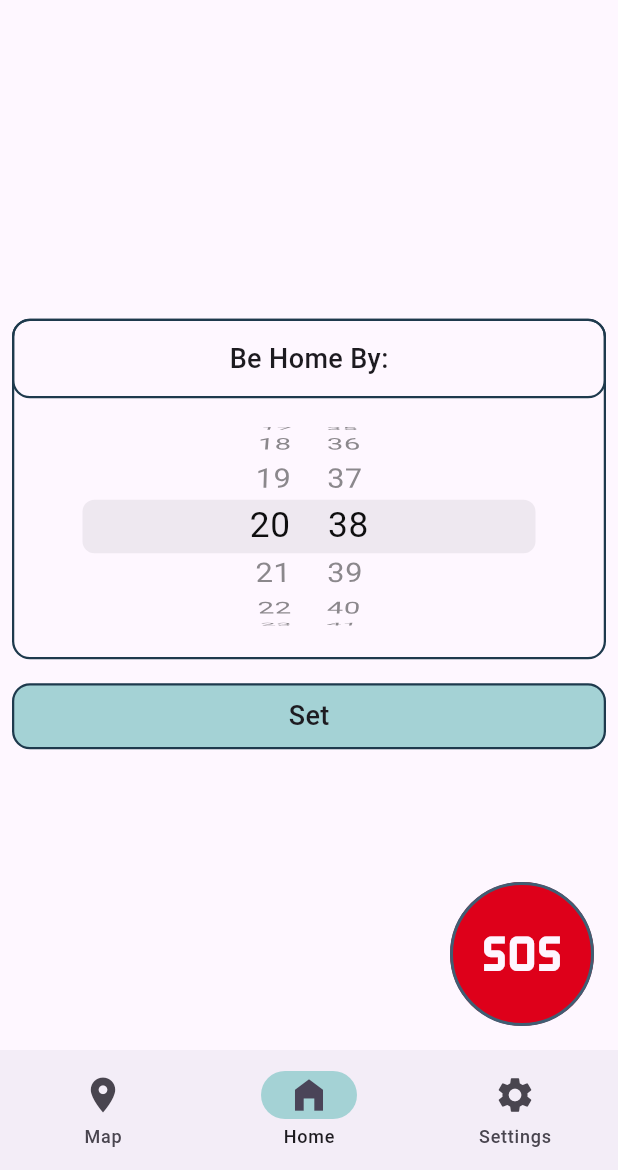
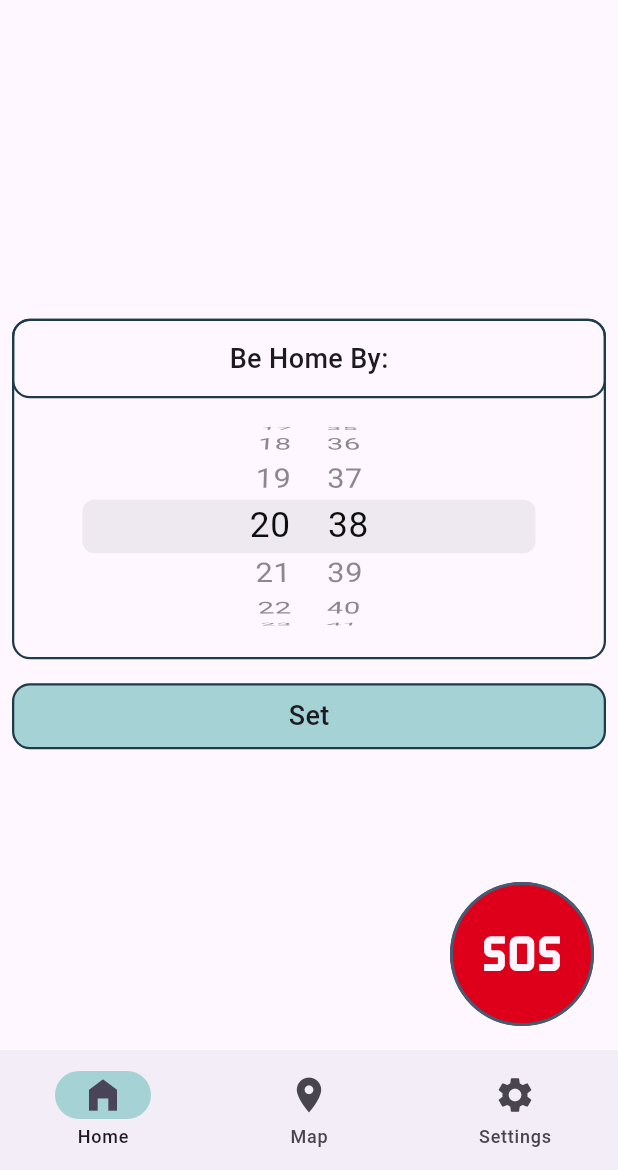
Before and after one commit to ZephLevy/Safe-return, a Flutter app: the screen it shows after launch, on a phone screen of 412 x 824 dp, the part 66-1236 px from its top. Run offline on Flutter 3.47's test engine with Material 3 defaults, Android fonts, the phone set to English and light mode, and no system bars; our stand-ins replace geolocator.

Commit message:
Put home page on left

```diff
--- a/lib/main.dart
+++ b/lib/main.dart
@@ -30,12 +30,12 @@ class HomeScreen extends StatefulWidget {
 class _HomeScreenState extends State<HomeScreen> {
   static const double iconSize = 28.0;
   final List<Widget> _pages = [
+    HomePage(),
     MapPage(),
-    HomePage(),
     SettingsPage(),
   ];
 
-  int _selectedIndex = 1;
+  int _selectedIndex = 0;
 
   @override
   Widget build(BuildContext context) {
@@ -53,9 +53,9 @@ class _HomeScreenState extends State<HomeScreen> {
     return NavigationBar(
       destinations: [
         NavigationDestination(
+            icon: Icon(Icons.home_filled, size: iconSize), label: "Home"),
+        NavigationDestination(
             icon: Icon(Icons.location_on, size: iconSize), label: "Map"),
-        NavigationDestination(
-            icon: Icon(Icons.home_filled, size: iconSize), label: "Home"),
         NavigationDestination(
             icon: Icon(Icons.settings, size: iconSize), label: "Settings"),
       ],
```
